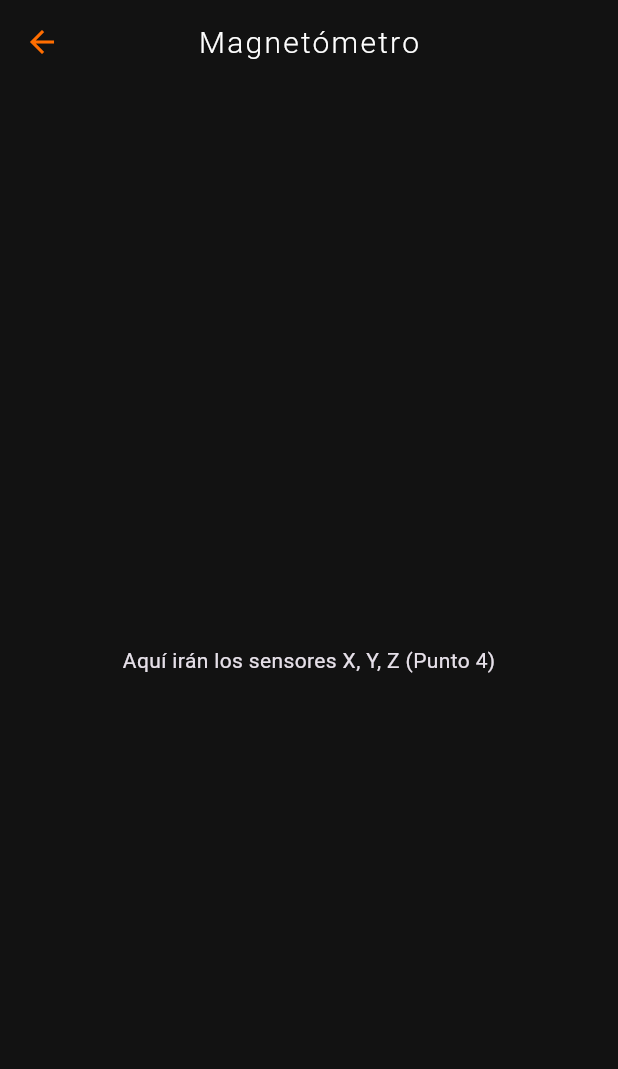
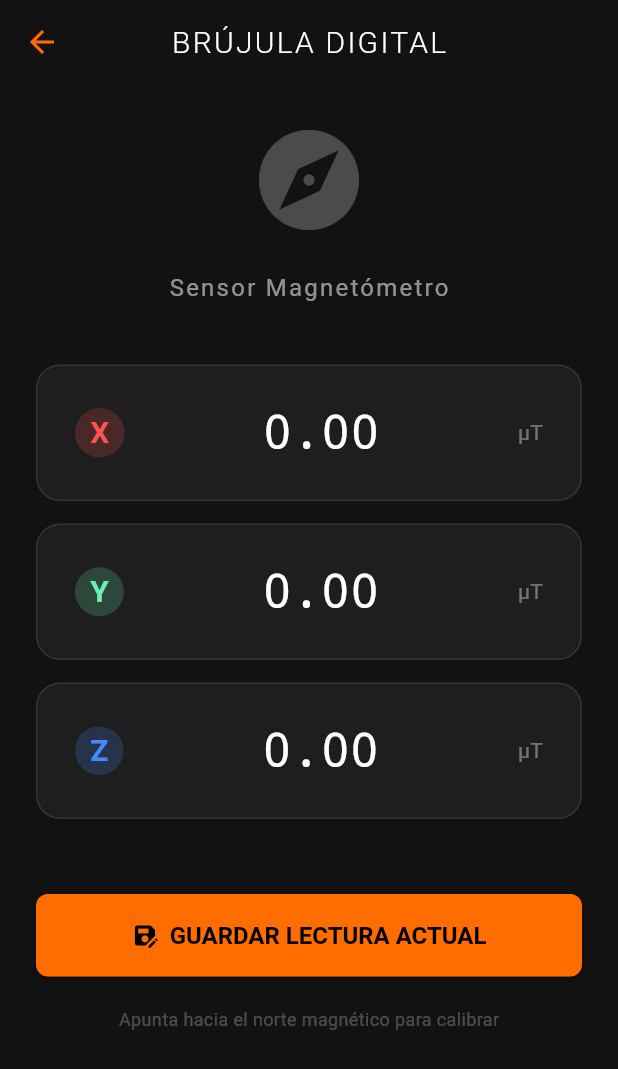
Before and after one commit to SCosme11/ProyectoFinalPDM, a Flutter app: the PantallaMagnetometro screen opened by its route, on a phone screen of 412 x 824 dp. Shown: the top 1069 px of the screen. Run offline on Flutter 3.47's test engine with Material 3 defaults, Android fonts, the phone set to English and light mode, and no system bars; our stand-ins replace sensors_plus, sqflite; accounts and stored records are empty.

Commit message:
Funcionalidad de magnetómetro.

```diff
--- a/lib/PantallaMagnetometro.dart
+++ b/lib/PantallaMagnetometro.dart
@@ -1,12 +1,158 @@
 import 'package:flutter/material.dart';
+import 'dart:async';
+import 'package:sensors_plus/sensors_plus.dart';
+import 'database.dart';
 
-class PantallaMagnetometro extends StatelessWidget {
-  const PantallaMagnetometro({super.key});
+class PantallaMagnetometro extends StatefulWidget {
+  @override
+  State<PantallaMagnetometro> createState() => _PantallaMagnetometroState();
+}
+
+class _PantallaMagnetometroState extends State<PantallaMagnetometro> {
+  double _x = 0, _y = 0, _z = 0;
+
+  StreamSubscription<MagnetometerEvent>? _streamSubscription;
+
+  @override
+  void initState(){
+    super.initState();
+    _iniciarSensor();
+  }
+
+  @override
+  void dispose() { //Sirve para no gastar bateria
+    _streamSubscription?.cancel();
+    super.dispose();
+  }
+
+  void _iniciarSensor() {
+    _streamSubscription = magnetometerEventStream().listen((MagnetometerEvent event){
+      if(mounted){
+        setState(() {
+          _x = event.x;
+          _y = event.y;
+          _z = event.z;
+        });
+      }
+    });
+  }
+
+  void _guardarLectura() async {
+    await AdministradorBaseDatos.instancia.insertarMagnetometro(_x, _y, _z);
+
+    if(mounted){
+      ScaffoldMessenger.of(context).showSnackBar(
+        SnackBar(
+            content: Row(
+              children: [
+                Icon(Icons.save, color: Colors.white),
+                SizedBox(width: 10),
+                Text('Coordenada guardada', style: TextStyle(color: Colors.white)),
+              ],
+            ),
+          backgroundColor: Color(0xFF1E1E1E),
+          duration: Duration(seconds: 1),
+        ),
+      );
+    }
+  }
+
   @override
   Widget build(BuildContext context) {
+    final colorAcento = Theme.of(context).primaryColor;
+
     return Scaffold(
-      appBar: AppBar(title: const Text('Magnetómetro')),
-      body: const Center(child: Text('Aquí irán los sensores X, Y, Z (Punto 4)')),
+      appBar: AppBar(
+        title: Text('BRÚJULA DIGITAL'),
+      ),
+      body: SingleChildScrollView(
+        padding: EdgeInsets.all(24.0),
+        child: Column(
+          mainAxisAlignment: MainAxisAlignment.center,
+          children: [
+            Icon(Icons.explore, size: 80, color: Colors.white24),
+            SizedBox(height: 20),
+            Text("Sensor Magnetómetro",
+              style: TextStyle(color: Colors.white54, fontSize: 16, letterSpacing: 1.5),
+            ),
+            SizedBox(height: 40),
+            _TarjetaValor(eje: "X", valor: _x, color: Colors.redAccent),
+            SizedBox(height: 15),
+            _TarjetaValor(eje: "Y", valor: _y, color: Colors.greenAccent),
+            SizedBox(height: 15),
+            _TarjetaValor(eje: "Z", valor: _z, color: Colors.blueAccent),
+            SizedBox(height: 50),
+            SizedBox(
+              width: double.infinity,
+              height: 55,
+              child: ElevatedButton.icon(
+                  onPressed: _guardarLectura,
+                  icon: Icon(Icons.save_as),
+                  label: Text("GUARDAR LECTURA ACTUAL"),
+                  style: ElevatedButton.styleFrom(
+                    backgroundColor: colorAcento,
+                    foregroundColor: Colors.black,
+                    textStyle: TextStyle(fontWeight: FontWeight.bold, fontSize: 16),
+                  ),
+              ),
+            ),
+            SizedBox(height: 20),
+            Text("Apunta hacia el norte magnético para calibrar",
+              style: TextStyle(color: Colors.white24, fontSize: 12),
+            )
+          ],
+        ),
+      ),
     );
   }
 }
+
+class _TarjetaValor extends StatelessWidget {
+  final String eje;
+  final double valor;
+  final Color color;
+
+  const _TarjetaValor({
+   required this.eje,
+   required this.valor,
+   required this.color
+  });
+
+  @override
+  Widget build(BuildContext context) {
+    return Container(
+      padding: EdgeInsets.symmetric(vertical: 20, horizontal: 25),
+      decoration: BoxDecoration(
+        color: Color(0xFF1E1E1E),
+        borderRadius: BorderRadius.circular(16),
+        border: Border.all(color: Colors.white10),
+      ),
+      child: Row(
+        mainAxisAlignment: MainAxisAlignment.spaceBetween,
+        children: [
+          Container(
+            padding: EdgeInsets.all(10),
+            decoration: BoxDecoration(
+              color: color.withOpacity(0.2),
+              shape: BoxShape.circle,
+            ),
+            child: Text(
+              eje,
+              style: TextStyle(color: color, fontWeight: FontWeight.bold, fontSize: 20),
+            ),
+          ),
+          Text(
+            valor.toStringAsFixed(2),
+            style: TextStyle(
+              color: Colors.white,
+              fontSize: 32,
+              fontWeight: FontWeight.w300,
+              fontFamily: 'Courier',
+            ),
+          ),
+          Text("µT", style: TextStyle(color: Colors.white38)),
+        ],
+      ),
+    );
+  }
+}
--- a/lib/PantallaRegistro.dart
+++ b/lib/PantallaRegistro.dart
@@ -67,7 +67,7 @@ class _PantallaRegistroState extends State<PantallaRegistro> {
                 children: [
                   Icon(Icons.check_circle, color: Theme.of(context).primaryColor),
                   SizedBox(width: 10),
-                  Text('Bitácora registrada con éxito'),
+                  Text('Bitácora registrada con éxito', style: TextStyle(color: Colors.white54),),
                 ],
               ),
             backgroundColor: Color(0xFF1E1E1E),
```
